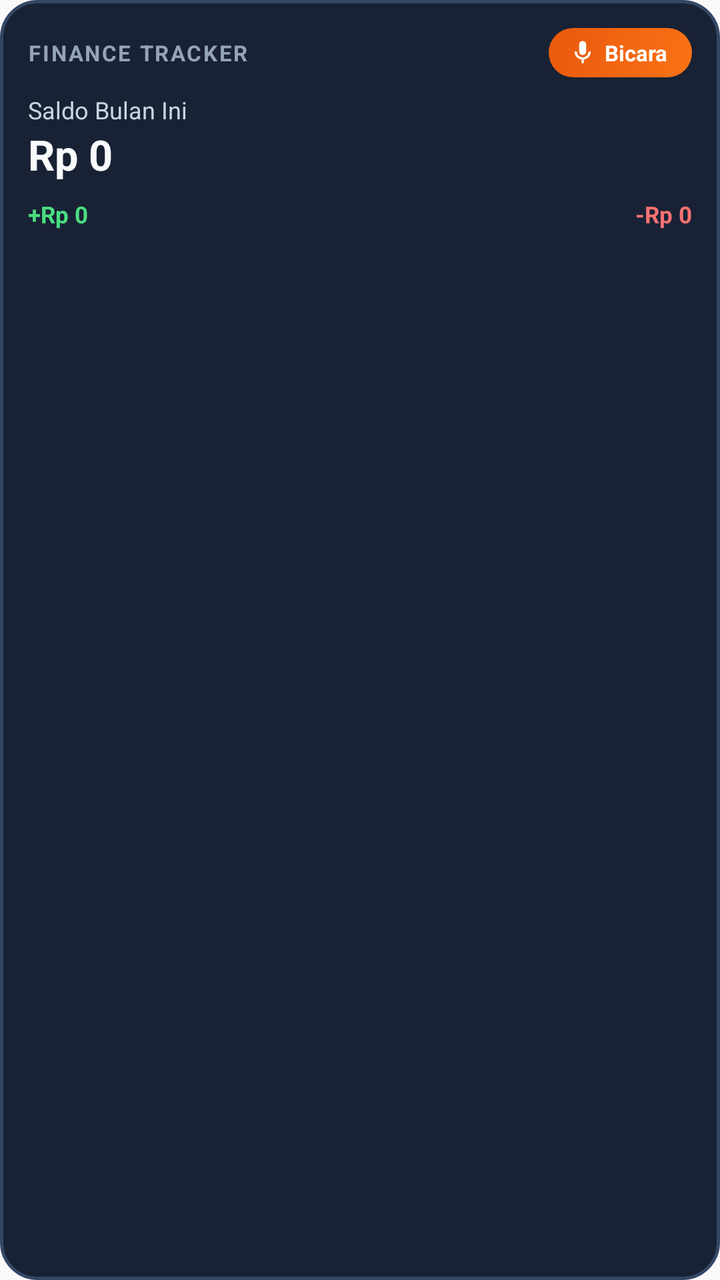
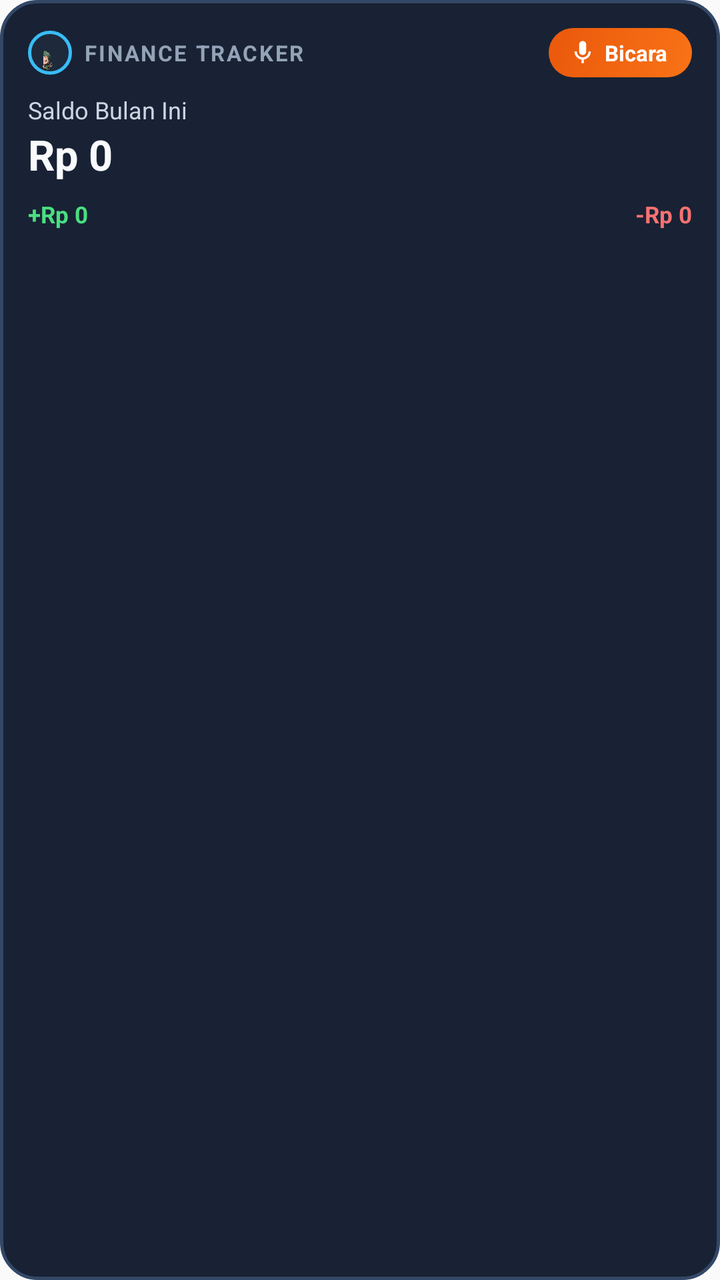

Before-and-after screenshots of an Android layout around one commit, followed by the original layout XML and the change that was made.
<!-- AndroidManifest.xml: application theme AppTheme -->
<!-- res/layout/finance_widget_layout.xml -->
<?xml version="1.0" encoding="utf-8"?>
<LinearLayout xmlns:android="http://schemas.android.com/apk/res/android"
    android:id="@+id/widgetRootLayout"
    android:layout_width="match_parent"
    android:layout_height="match_parent"
    android:orientation="vertical"
    android:padding="14dp"
    android:background="@drawable/widget_bg">

    
    <LinearLayout
        android:layout_width="match_parent"
        android:layout_height="wrap_content"
        android:orientation="horizontal"
        android:gravity="center_vertical">

        <TextView
            android:layout_width="0dp"
            android:layout_height="wrap_content"
            android:layout_weight="1"
            android:text="FINANCE TRACKER"
            android:textColor="#94a3b8"
            android:textSize="11sp"
            android:textStyle="bold"
            android:letterSpacing="0.08" />

        
        <LinearLayout
            android:id="@+id/widgetMicButton"
            android:layout_width="wrap_content"
            android:layout_height="wrap_content"
            android:orientation="horizontal"
            android:gravity="center"
            android:background="@drawable/widget_mic_bg"
            android:paddingStart="10dp"
            android:paddingEnd="12dp"
            android:paddingTop="5dp"
            android:paddingBottom="5dp"
            android:clickable="true"
            android:focusable="true">

            <ImageView
                android:layout_width="14dp"
                android:layout_height="14dp"
                android:src="@drawable/ic_mic_widget"
                android:contentDescription="Mic Icon" />

            <TextView
                android:layout_width="wrap_content"
                android:layout_height="wrap_content"
                android:layout_marginStart="4dp"
                android:text="Bicara"
                android:textColor="#ffffff"
                android:textSize="11sp"
                android:textStyle="bold" />
        </LinearLayout>
    </LinearLayout>

    
    <TextView
        android:layout_width="wrap_content"
        android:layout_height="wrap_content"
        android:layout_marginTop="8dp"
        android:text="Saldo Bulan Ini"
        android:textColor="#cbd5e1"
        android:textSize="12sp" />

    <TextView
        android:id="@+id/widgetBalanceText"
        android:layout_width="wrap_content"
        android:layout_height="wrap_content"
        android:text="Rp 0"
        android:textColor="#f8fafc"
        android:textSize="21sp"
        android:textStyle="bold"
        android:maxLines="1" />

    
    <LinearLayout
        android:layout_width="match_parent"
        android:layout_height="wrap_content"
        android:layout_marginTop="8dp"
        android:orientation="horizontal"
        android:gravity="center_vertical">

        <TextView
            android:id="@+id/widgetIncomeText"
            android:layout_width="0dp"
            android:layout_height="wrap_content"
            android:layout_weight="1"
            android:text="+Rp 0"
            android:textColor="#4ade80"
            android:textSize="11.5sp"
            android:textStyle="bold"
            android:maxLines="1" />

        <TextView
            android:id="@+id/widgetExpenseText"
            android:layout_width="0dp"
            android:layout_height="wrap_content"
            android:layout_weight="1"
            android:text="-Rp 0"
            android:textColor="#f87171"
            android:textSize="11.5sp"
            android:textStyle="bold"
            android:gravity="end"
            android:maxLines="1" />
    </LinearLayout>
</LinearLayout>
<!-- resources referenced by this layout -->
<resources>
  <!-- drawable ic_mic_widget (drawable) -->
  <vector xmlns:android="http://schemas.android.com/apk/res/android"
      android:width="24dp"
      android:height="24dp"
      android:viewportWidth="24"
      android:viewportHeight="24">
    <path
        android:fillColor="#ffffff"
        android:pathData="M12,14c1.66,0 3,-1.34 3,-3V5c0,-1.66 -1.34,-3 -3,-3S9,3.34 9,5v6c0,1.66 1.34,3 3,3z"/>
    <path
        android:fillColor="#ffffff"
        android:pathData="M17,11c0,2.76 -2.24,5 -5,5s-5,-2.24 -5,-5H5c0,3.53 2.61,6.43 6,6.92V21h2v-3.08c3.39,-0.49 6,-3.39 6,-6.92h-2z"/>
  </vector>
  <!-- drawable widget_bg (drawable) -->
  <?xml version="1.0" encoding="utf-8"?>
  <shape xmlns:android="http://schemas.android.com/apk/res/android"
      android:shape="rectangle">
      <solid android:color="#182234" />
      <corners android:radius="18dp" />
      <stroke
          android:width="1.5dp"
          android:color="#334767" />
  </shape>
  <!-- drawable widget_mic_bg (drawable) -->
  <?xml version="1.0" encoding="utf-8"?>
  <shape xmlns:android="http://schemas.android.com/apk/res/android"
      android:shape="rectangle">
      <gradient
          android:angle="135"
          android:startColor="#f97316"
          android:endColor="#ea580c" />
      <corners android:radius="999dp" />
  </shape>
  <style name="AppTheme" parent="Theme.AppCompat.Light.DarkActionBar">
          
          <item name="colorPrimary">@color/colorPrimary</item>
          <item name="colorPrimaryDark">@color/colorPrimaryDark</item>
          <item name="colorAccent">@color/colorAccent</item>
      </style>
</resources>

<!-- the commit's change to res/layout/finance_widget_layout.xml (unified diff, before → after) -->
@@ -13,6 +13,17 @@
         android:layout_height="wrap_content"
         android:orientation="horizontal"
         android:gravity="center_vertical">
+
+        <ImageView
+            android:id="@+id/widgetSmallAvatar"
+            android:layout_width="22dp"
+            android:layout_height="22dp"
+            android:layout_marginEnd="6dp"
+            android:background="@drawable/widget_avatar_bg"
+            android:padding="2dp"
+            android:src="@drawable/avatar_luffy"
+            android:scaleType="centerInside"
+            android:contentDescription="Avatar" />
 
         <TextView
             android:layout_width="0dp"
<!-- resource entries referenced after the edit -->
@@ -1,5 +1,6 @@
 <!-- resources referenced by this layout -->
 <resources>
+  <!-- drawable avatar_luffy: png bitmap (drawable, 196575 bytes) -->
   <!-- drawable ic_mic_widget (drawable) -->
   <vector xmlns:android="http://schemas.android.com/apk/res/android"
       android:width="24dp"
@@ -13,6 +14,15 @@
         android:fillColor="#ffffff"
         android:pathData="M17,11c0,2.76 -2.24,5 -5,5s-5,-2.24 -5,-5H5c0,3.53 2.61,6.43 6,6.92V21h2v-3.08c3.39,-0.49 6,-3.39 6,-6.92h-2z"/>
   </vector>
+  <!-- drawable widget_avatar_bg (drawable) -->
+  <?xml version="1.0" encoding="utf-8"?>
+  <shape xmlns:android="http://schemas.android.com/apk/res/android"
+      android:shape="oval">
+      <solid android:color="#1e293b" />
+      <stroke
+          android:width="1.5dp"
+          android:color="#38bdf8" />
+  </shape>
   <!-- drawable widget_bg (drawable) -->
   <?xml version="1.0" encoding="utf-8"?>
   <shape xmlns:android="http://schemas.android.com/apk/res/android"
@@ -39,5 +49,8 @@
           <item name="colorPrimaryDark">@color/colorPrimaryDark</item>
           <item name="colorAccent">@color/colorAccent</item>
       </style>
+  <color name="colorPrimary">#0ea5e9</color>
+  <color name="colorPrimaryDark">#0284c7</color>
+  <color name="colorAccent">#38bdf8</color>
 </resources>
 
